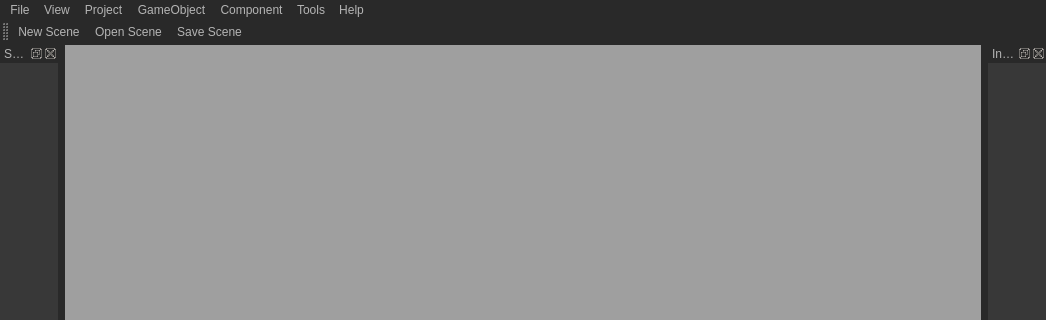
Above: dev/src/GameStudio/gamestudio.ui from lythm/ld3d before the change; both pictures show x 0 to 1046 and y 0 to 320 of the 1046 by 809 pixel window. Below: the same form after it.
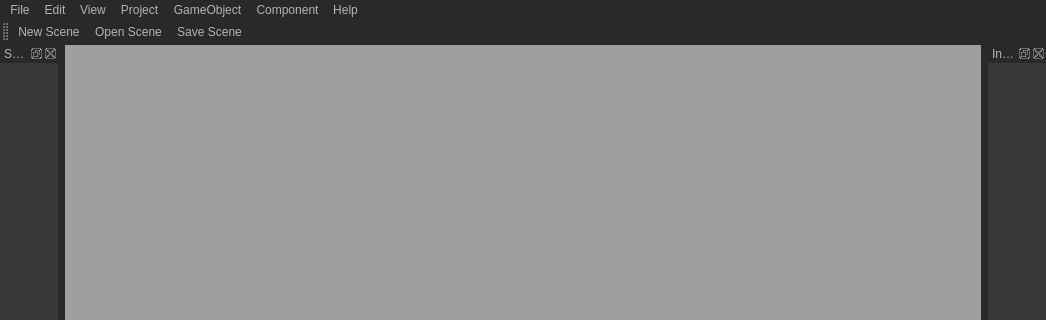
That is the form after the change. Icons and pictures are not drawn.

```diff
--- a/dev/src/GameStudio/gamestudio.ui
+++ b/dev/src/GameStudio/gamestudio.ui
@@ -228,7 +228,7 @@
      <x>0</x>
      <y>0</y>
      <width>1046</width>
-     <height>23</height>
+     <height>18</height>
     </rect>
    </property>
    <property name="sizePolicy">
@@ -290,17 +290,17 @@
      <string>Help</string>
     </property>
    </widget>
-   <widget class="QMenu" name="menuTools">
+   <widget class="QMenu" name="menuEdit">
     <property name="title">
-     <string>Tools</string>
+     <string>Edit</string>
     </property>
    </widget>
    <addaction name="menuFile"/>
+   <addaction name="menuEdit"/>
    <addaction name="menuView"/>
    <addaction name="menuProject"/>
    <addaction name="menuGameObject"/>
    <addaction name="menuComponent"/>
-   <addaction name="menuTools"/>
    <addaction name="menuHelp"/>
   </widget>
   <widget class="QToolBar" name="mainToolBar">
```
Left out of the diff: 13 changed lines with no effect on the pictures.
